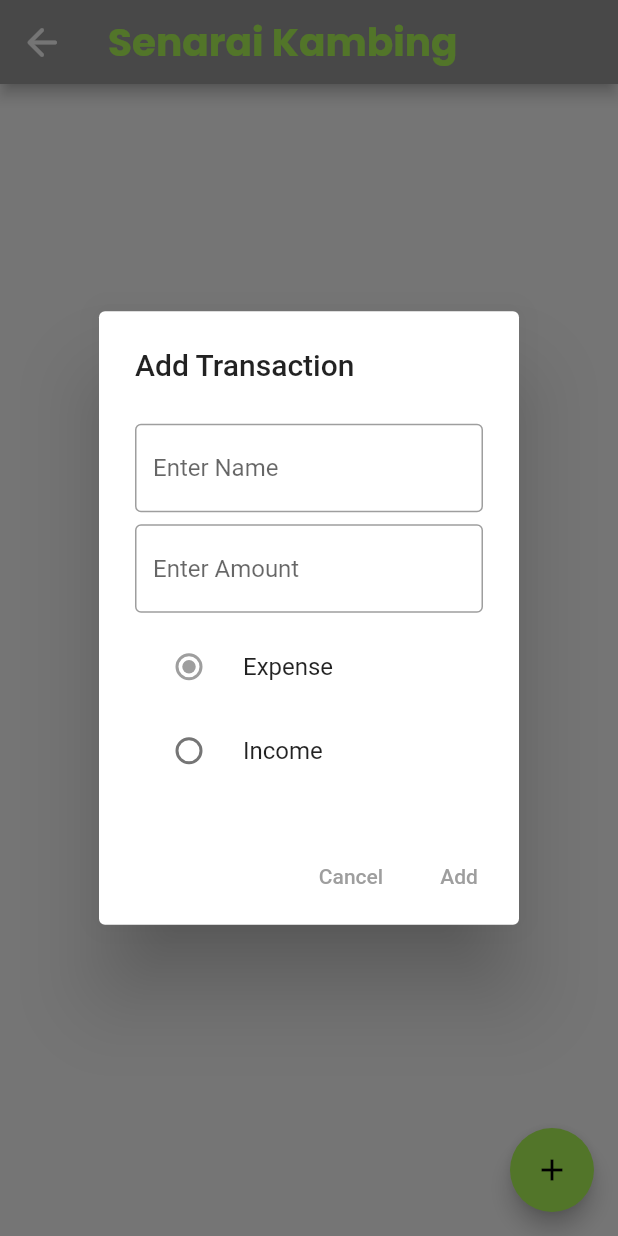
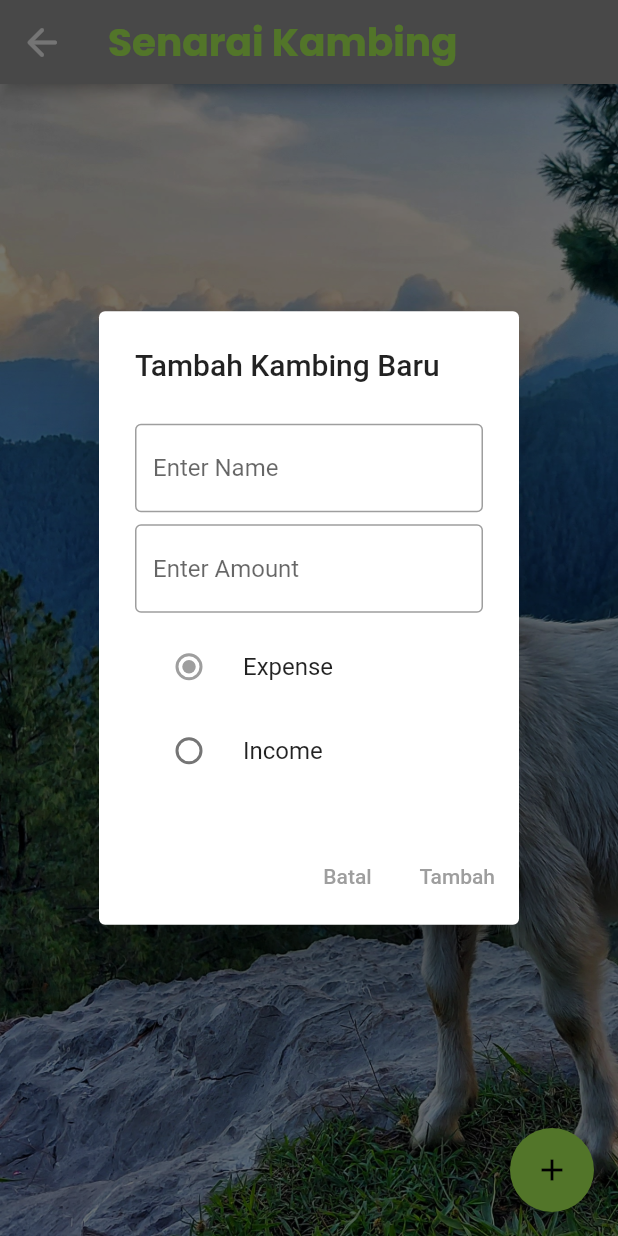
Before and after one commit to datsabahandude/kambing_padula, a Flutter app: the kambing_list screen opened directly, after a tap on the "add" icon, on a phone screen of 412 x 824 dp. Run offline on Flutter 3.47's test engine with Material 2 defaults, Android fonts, the phone set to English and light mode, and no system bars; our stand-ins replace fluttertoast, google_fonts, hive, hive_flutter, image_picker; accounts and stored records are empty.

Commit message:
[in progress] #10

```diff
--- a/lib/add_kambing/KambingDialog.dart
+++ b/lib/add_kambing/KambingDialog.dart
@@ -43,7 +43,7 @@ class _KambingDialogState extends State<KambingDialog> {
   @override
   Widget build(BuildContext context) {
     final isEditing = widget.kambing != null;
-    final title = isEditing ? 'Edit Transaction' : 'Add Transaction';
+    final title = isEditing ? 'Ubah Maklumat' : 'Tambah Kambing Baru';
     return AlertDialog(
       title: Text(title),
       content: Form(
@@ -109,12 +109,12 @@ class _KambingDialogState extends State<KambingDialog> {
   );
 
   Widget buildCancelButton(BuildContext context) => TextButton(
-    child: Text('Cancel'),
+    child: Text('Batal'),
     onPressed: () => Navigator.of(context).pop(),
   );
 
   Widget buildAddButton(BuildContext context, {required bool isEditing}) {
-    final text = isEditing ? 'Save' : 'Add';
+    final text = isEditing ? 'Simpan' : 'Tambah';
 
     return TextButton(
       child: Text(text),
--- a/lib/add_kambing/kambing_list.dart
+++ b/lib/add_kambing/kambing_list.dart
@@ -64,7 +64,15 @@ class _kambing_listState extends State<kambing_list> with SingleTickerProviderSt
     }
     Navigator.of(context).pop();
   }
-  Widget build(BuildContext context) => Scaffold(
+  Widget build(BuildContext context) {
+    return Container(
+      constraints: const BoxConstraints.expand(),
+      decoration: const BoxDecoration(
+          image: DecorationImage(
+              image: AssetImage("images/goated.jpg"),
+              fit: BoxFit.cover)
+      ),
+      child: Scaffold(
           resizeToAvoidBottomInset: false,
           backgroundColor: Colors.transparent,
           appBar: AppBar(
@@ -103,27 +111,26 @@ class _kambing_listState extends State<kambing_list> with SingleTickerProviderSt
           ),
           child: Icon(Icons.add),
         ),
+      ),
     );
+  }
   Widget buildContent(List<Kambing> kambings) {
     if (kambings.isEmpty) {
       return Center(
         child: Text(
-          'gak ada kambingnya',
-          style: TextStyle(fontSize: 24),
+          'gak ada kambingnya?',
+          style: GoogleFonts.poppins(
+          textStyle: TextStyle(
+              color: Colors.lightGreenAccent,
+              fontSize: 24,
+              fontWeight: FontWeight.bold
+          ),
+          )
         ),
       );
     } else {
       return Column(
         children: [
-          SizedBox(height: 24,),
-          Text(
-            '1st',
-            style: TextStyle(
-              fontWeight: FontWeight.bold,
-              fontSize: 20,
-              color: Colors.pink
-            ),
-          ),
           SizedBox(height: 24,),
           Expanded(
               child: ListView.builder(
@@ -190,8 +197,7 @@ class _kambing_listState extends State<kambing_list> with SingleTickerProviderSt
         child: TextButton.icon(
           label: Text('Delete'),
           icon: Icon(Icons.delete),
-          onPressed: (){},
-          // onPressed: () => deleteTransaction(transaction),
+          onPressed: () => deleteKambing(kambing),
         ),
       )
     ],
@@ -224,12 +230,12 @@ class _kambing_listState extends State<kambing_list> with SingleTickerProviderSt
 
     transaction.save();
   }
-
-  void deleteTransaction(Transaction transaction) {
+*/
+  void deleteKambing(Kambing kambing) {
     // final box = Boxes.getTransactions();
     // box.delete(transaction.key);
 
-    transaction.delete();
+    kambing.delete();
     //setState(() => transactions.remove(transaction));
-  }*/
   }
+}
```
Lines whose indentation alone changed are shown as unchanged.
